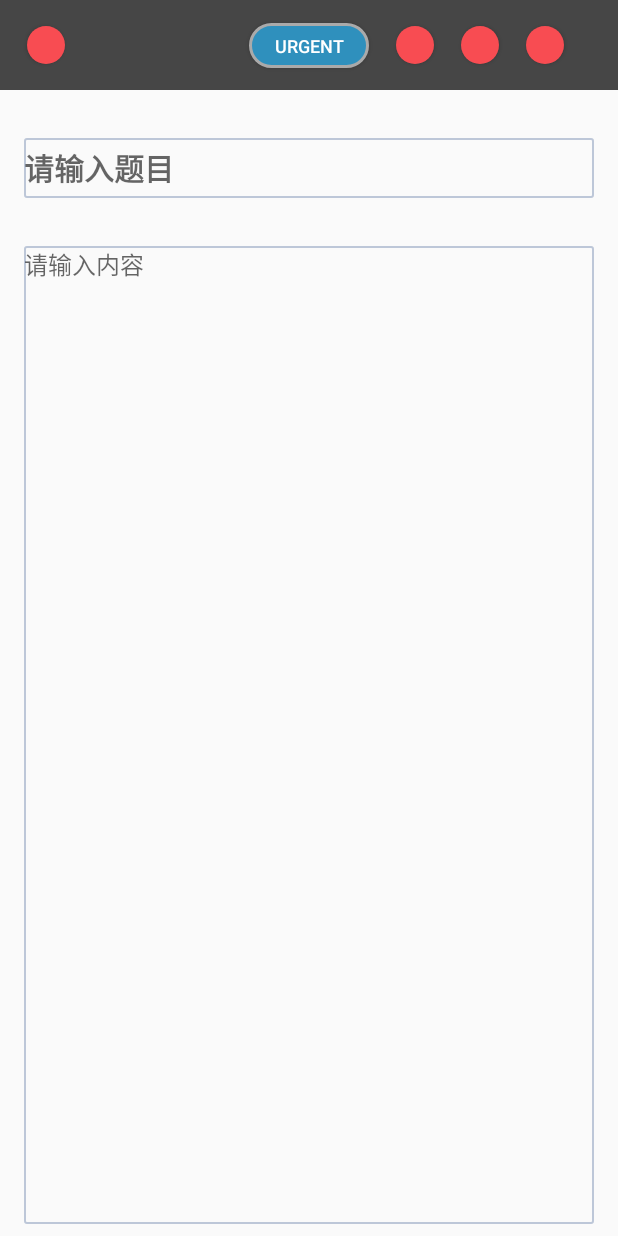
After one commit to CHUBBY799/Memo, an Android app: the TextActivity screen opened directly, with no data from a screen before it, on a phone screen of 412 x 824 dp. The commit adds this screen. Run offline under Robolectric (Android 15) with nearby library versions, the phone set to English and light mode, and no system bars.

Commit message:
Text界面和一些方法已经完成

```diff
--- a/app/build.gradle
+++ b/app/build.gradle
@@ -3,7 +3,7 @@ apply plugin: 'com.android.application'
 android {
     compileSdkVersion 28
     defaultConfig {
-        applicationId "com.zepeng.memo"
+        applicationId "com.shining.memo"
         minSdkVersion 23
         targetSdkVersion 28
         versionCode 1
@@ -20,7 +20,7 @@ android {
 
 dependencies {
     implementation fileTree(dir: 'libs', include: ['*.jar'])
-    implementation 'com.android.support:appcompat-v7:28.0.0-rc01'
+    implementation 'com.android.support:appcompat-v7:28.0.0-rc02'
     implementation 'com.android.support.constraint:constraint-layout:1.1.2'
     testImplementation 'junit:junit:4.12'
     androidTestImplementation 'com.android.support.test:runner:1.0.2'
--- a/app/src/main/AndroidManifest.xml
+++ b/app/src/main/AndroidManifest.xml
@@ -3,19 +3,20 @@
     package="com.shining.memo">
 
     <application
-        android:allowBackup="true"
+        android:allowBackup="false"
         android:icon="@mipmap/ic_launcher"
         android:label="@string/app_name"
         android:roundIcon="@mipmap/ic_launcher_round"
         android:supportsRtl="true"
         android:theme="@style/AppTheme">
-        <activity android:name="com.shining.memo.MainActivity">
+        <activity android:name="com.shining.memo.view.MainActivity">
             <intent-filter>
                 <action android:name="android.intent.action.MAIN" />
 
                 <category android:name="android.intent.category.LAUNCHER" />
             </intent-filter>
         </activity>
+        <activity android:name=".view.TextActivity" android:theme="@style/Theme.AppCompat.Light.NoActionBar" />
     </application>
 
 </manifest>
--- a/app/src/main/java/com/shining/memo/mode/MemoDatabaseHelper.java
+++ b/app/src/main/java/com/shining/memo/model/MemoDatabaseHelper.java
@@ -1,4 +1,4 @@
-package com.shining.memo.mode;
+package com.shining.memo.model;
 
 import android.content.Context;
 import android.database.sqlite.SQLiteDatabase;
--- /dev/null
+++ b/app/src/main/java/com/shining/memo/model/TextModel.java
@@ -0,0 +1,8 @@
+package com.shining.memo.model;
+
+import org.json.JSONObject;
+
+public interface TextModel {
+    JSONObject getInfo(String title);
+    void setInfo(JSONObject textInfo);
+}
--- /dev/null
+++ b/app/src/main/java/com/shining/memo/presenter/TextPresenter.java
@@ -0,0 +1,50 @@
+package com.shining.memo.presenter;
+
+import com.shining.memo.model.TextImpl;
+import com.shining.memo.model.TextModel;
+import com.shining.memo.view.TextView;
+
+import org.json.JSONObject;
+
+public class TextPresenter {
+
+    private TextModel mModel;
+    private TextView mView;
+
+
+    public TextPresenter(TextView mView) {
+        this.mView = mView;
+        mModel = new TextImpl();
+    }
+
+    public void requestTextInfo(String title){
+        JSONObject TextInfo = getTextInfo(title);
+        updateTextInfo(TextInfo);
+    }
+
+    public void responseTextInfo(){
+        JSONObject textInfo = saveTextInfo();
+        setTextInfo(textInfo);
+    }
+
+    private void updateTextInfo(JSONObject textInfo){
+        if (mView != null) {
+            mView.onInfoUpdate(textInfo);
+        }
+    }
+
+    private JSONObject saveTextInfo(){
+        if (mView != null) {
+            return mView.onInfoSave();
+        }
+        return null;
+    }
+
+    private JSONObject getTextInfo(String title){
+        return mModel.getInfo(title);
+    }
+
+    private void setTextInfo(JSONObject textInfo){
+        mModel.setInfo(textInfo);
+    }
+}
--- /dev/null
+++ b/app/src/main/java/com/shining/memo/view/TextActivity.java
@@ -0,0 +1,134 @@
+package com.shining.memo.view;
+
+import android.content.Intent;
+import android.os.Bundle;
+import android.support.v7.app.AppCompatActivity;
+import android.view.View;
+import android.widget.Button;
+import android.widget.EditText;
+
+import com.shining.memo.R;
+import com.shining.memo.presenter.TextPresenter;
+
+import org.json.JSONException;
+import org.json.JSONObject;
+
+public class TextActivity extends AppCompatActivity implements View.OnClickListener,TextView{
+
+    private Button textCancel;
+    private Button textUrgent;
+    private Button textClock;
+    private Button textEdit;
+    private Button textConfirm;
+    private EditText editTitle;
+    private EditText editContent;
+
+    private String title;
+    private String content;
+
+    private TextPresenter textPresenter;
+
+    @Override
+    protected void onCreate(Bundle savedInstanceState) {
+        super.onCreate(savedInstanceState);
+        setContentView(R.layout.activity_text);
+
+        initView();
+        initListener();
+
+        textPresenter = new TextPresenter(this);
+        Intent intent = getIntent();
+        title = intent.getStringExtra("title");
+        if(title != null){
+            textPresenter.requestTextInfo(title);
+        }
+    }
+
+    @Override
+    public void onClick(View view){
+        switch (view.getId()){
+            case R.id.text_cancel:
+                clickCancel();
+                break;
+            case R.id.text_urgent:
+                clickUrgent();
+                break;
+            case R.id.text_clock:
+                clickClock();
+                break;
+            case R.id.text_edit:
+                clickEdit();
+                break;
+            case R.id.text_confirm:
+                clickConfirm();
+                break;
+            default:
+                break;
+        }
+    }
+
+    private void clickCancel(){
+        Intent cancelIntent = new Intent(this,MainActivity.class);
+        startActivity(cancelIntent);
+    }
+
+    private void clickUrgent(){
+
+    }
+
+    private void clickClock(){
+
+    }
+
+    private void clickEdit(){
+
+    }
+
+    private void clickConfirm(){
+        textPresenter.responseTextInfo();
+    }
+
+    @Override
+    public JSONObject onInfoSave(){
+        JSONObject textInfo = new JSONObject();
+        title = editTitle.getText().toString();
+        content = editContent.getText().toString();
+        try {
+            textInfo.put("title",title);
+            textInfo.put("content", content);
+        }catch (JSONException e){
+            e.printStackTrace();
+        }
+        return textInfo;
+    }
+
+    @Override
+    public void onInfoUpdate(JSONObject textInfo){
+        try {
+            title = textInfo.getString("title");
+            content = textInfo.getString("content");
+        }catch (JSONException e){
+            e.printStackTrace();
+        }
+        editTitle.setText(title);
+        editContent.setText(content);
+    }
+
+    private void initView(){
+        textCancel = findViewById(R.id.text_cancel);
+        textUrgent = findViewById(R.id.text_urgent);
+        textClock = findViewById(R.id.text_clock);
+        textEdit = findViewById(R.id.text_edit);
+        textConfirm = findViewById(R.id.text_confirm);
+        editTitle = findViewById(R.id.edit_title);
+        editContent = findViewById(R.id.edit_content);
+    }
+
+    private void initListener(){
+        textCancel.setOnClickListener(this);
+        textUrgent.setOnClickListener(this);
+        textClock.setOnClickListener(this);
+        textEdit.setOnClickListener(this);
+        textConfirm.setOnClickListener(this);
+    }
+}
--- /dev/null
+++ b/app/src/main/java/com/shining/memo/view/TextView.java
@@ -0,0 +1,8 @@
+package com.shining.memo.view;
+
+import org.json.JSONObject;
+
+public interface TextView {
+    JSONObject onInfoSave();
+    void onInfoUpdate(JSONObject textInfo);
+}
--- /dev/null
+++ b/app/src/main/res/drawable/button_oval_background.xml
@@ -0,0 +1,17 @@
+<?xml version="1.0" encoding="utf-8"?>
+<shape xmlns:android="http://schemas.android.com/apk/res/android"
+    android:shape="oval">
+    <!-- padding设置内间距 -->
+    <padding
+        android:bottom="2dp"
+        android:left="2dp"
+        android:right="2dp"
+        android:top="2dp"/>
+    <!-- size设置形状的大小 -->
+    <size
+        android:width="25dp"
+        android:height="25dp"/>
+    <!-- solid设置填充的颜色 -->
+    <solid
+        android:color="#f84c52" />
+</shape>
--- /dev/null
+++ b/app/src/main/res/drawable/edittext_focus_background.xml
@@ -0,0 +1,9 @@
+<?xml version="1.0" encoding="utf-8"?>
+<selector xmlns:android="http://schemas.android.com/apk/res/android">
+    <item
+        android:state_window_focused="false"
+        android:drawable="@drawable/edittext_normal_background" />
+    <item
+        android:state_focused="true"
+        android:drawable="@drawable/edittext_focused_background" />
+</selector>
--- /dev/null
+++ b/app/src/main/res/drawable/edittext_focused_background.xml
@@ -0,0 +1,8 @@
+<?xml version="1.0" encoding="utf-8"?>
+<shape xmlns:android="http://schemas.android.com/apk/res/android">
+    <solid android:color="@android:color/transparent" />
+    <corners android:radius="1dp"/>
+    <stroke
+        android:width="1dip"
+        android:color="#728ea3" />
+</shape>
--- /dev/null
+++ b/app/src/main/res/drawable/edittext_normal_background.xml
@@ -0,0 +1,8 @@
+<?xml version="1.0" encoding="utf-8"?>
+<shape xmlns:android="http://schemas.android.com/apk/res/android">
+    <solid android:color="@android:color/transparent" />
+    <corners android:radius="1dp"/>
+    <stroke
+        android:width="1dip"
+        android:color="#BDC7D8" />
+</shape>
--- /dev/null
+++ b/app/src/main/res/drawable/view_rectangle_background.xml
@@ -0,0 +1,18 @@
+<?xml version="1.0" encoding="utf-8"?>
+<shape xmlns:android="http://schemas.android.com/apk/res/android"
+    android:shape="rectangle">
+    <solid android:color="#2F90BD" />
+    <!-- padding设置内容区域离边界的间距 -->
+    <padding
+        android:bottom="2dp"
+        android:left="2dp"
+        android:right="2dp"
+        android:top="2dp" />
+    <!-- corners设置圆角，只适用于rectangle -->
+    <corners android:radius="200dp" />
+    <!-- stroke设置描边 -->
+    <stroke
+        android:width="2dp"
+        android:color="@android:color/darker_gray"
+        />
+</shape>
--- /dev/null
+++ b/app/src/main/res/layout/activity_text.xml
@@ -0,0 +1,129 @@
+<?xml version="1.0" encoding="utf-8"?>
+<android.support.constraint.ConstraintLayout xmlns:android="http://schemas.android.com/apk/res/android"
+    xmlns:app="http://schemas.android.com/apk/res-auto"
+    xmlns:tools="http://schemas.android.com/tools"
+    android:id="@+id/text_view"
+    android:layout_width="match_parent"
+    android:layout_height="match_parent"
+    tools:context=".view.TextActivity"
+    tools:layout_editor_absoluteY="25dp">
+
+    <android.support.constraint.ConstraintLayout xmlns:app="http://schemas.android.com/apk/res-auto"
+        android:id="@+id/text_title"
+        android:layout_width="0dp"
+        android:layout_height="60dp"
+        android:background="#464646"
+        app:layout_constraintEnd_toEndOf="parent"
+        app:layout_constraintStart_toStartOf="parent"
+        app:layout_constraintTop_toTopOf="parent">
+
+        <Button
+            android:id="@+id/text_cancel"
+            android:layout_width="25dp"
+            android:layout_height="25dp"
+            android:layout_marginLeft="18dp"
+            android:layout_marginStart="18dp"
+            android:background="@drawable/button_oval_background"
+            android:gravity="center"
+            app:layout_constraintBottom_toBottomOf="parent"
+            app:layout_constraintStart_toStartOf="parent"
+            app:layout_constraintTop_toTopOf="parent" />
+
+        <Button
+            android:id="@+id/text_urgent"
+            android:layout_width="80dp"
+            android:layout_height="30dp"
+            android:layout_marginEnd="8dp"
+            android:layout_marginLeft="8dp"
+            android:layout_marginRight="8dp"
+            android:layout_marginStart="8dp"
+            android:background="@drawable/view_rectangle_background"
+            android:text="@string/urgent"
+            android:textColor="@android:color/white"
+            android:textSize="12sp"
+            app:layout_constraintBottom_toBottomOf="parent"
+            app:layout_constraintEnd_toEndOf="parent"
+            app:layout_constraintStart_toStartOf="parent"
+            app:layout_constraintTop_toTopOf="parent" />
+
+        <Button
+            android:id="@+id/text_clock"
+            android:layout_width="25dp"
+            android:layout_height="25dp"
+            android:layout_marginLeft="18dp"
+            android:layout_marginStart="18dp"
+            android:background="@drawable/button_oval_background"
+            android:gravity="center"
+            app:layout_constraintBottom_toBottomOf="parent"
+            app:layout_constraintStart_toEndOf="@+id/text_urgent"
+            app:layout_constraintTop_toTopOf="parent" />
+
+        <Button
+            android:id="@+id/text_edit"
+            android:layout_width="25dp"
+            android:layout_height="25dp"
+            android:layout_marginLeft="18dp"
+            android:layout_marginStart="18dp"
+            android:background="@drawable/button_oval_background"
+            android:gravity="center"
+            app:layout_constraintBottom_toBottomOf="parent"
+            app:layout_constraintStart_toEndOf="@+id/text_clock"
+            app:layout_constraintTop_toTopOf="parent" />
+
+        <Button
+            android:id="@+id/text_confirm"
+            android:layout_width="25dp"
+            android:layout_height="25dp"
+            android:layout_marginLeft="18dp"
+            android:layout_marginStart="18dp"
+            android:background="@drawable/button_oval_background"
+            android:gravity="center"
+            app:layout_constraintBottom_toBottomOf="parent"
+            app:layout_constraintStart_toEndOf="@+id/text_edit"
+            app:layout_constraintTop_toTopOf="parent" />
+
+    </android.support.constraint.ConstraintLayout>
+
+    <EditText
+        android:id="@+id/edit_title"
+        android:layout_width="0dp"
+        android:layout_height="40dp"
+        android:layout_marginEnd="16dp"
+        android:layout_marginLeft="16dp"
+        android:layout_marginRight="16dp"
+        android:layout_marginStart="16dp"
+        android:layout_marginTop="32dp"
+        android:ems="10"
+        android:hint="@string/edit_title_hint"
+        android:textSize="20sp"
+        android:textColor="#666666"
+        android:textStyle="bold"
+        android:background="@drawable/edittext_focus_background"
+        android:inputType="textPersonName"
+        app:layout_constraintEnd_toEndOf="parent"
+        app:layout_constraintStart_toStartOf="parent"
+        app:layout_constraintTop_toBottomOf="@+id/text_title" />
+
+    <EditText
+        android:id="@+id/edit_content"
+        android:layout_width="0dp"
+        android:layout_height="0dp"
+        android:layout_marginBottom="8dp"
+        android:layout_marginEnd="16dp"
+        android:layout_marginLeft="16dp"
+        android:layout_marginRight="16dp"
+        android:layout_marginStart="16dp"
+        android:layout_marginTop="32dp"
+        android:ems="10"
+        android:hint="@string/edit_content_hint"
+        android:background="@drawable/edittext_focus_background"
+        android:inputType="textMultiLine"
+        android:textColor="#666666"
+        android:textSize="16sp"
+        android:gravity="top"
+        app:layout_constraintBottom_toBottomOf="parent"
+        app:layout_constraintEnd_toEndOf="parent"
+        app:layout_constraintStart_toStartOf="parent"
+        app:layout_constraintTop_toBottomOf="@+id/edit_title" />
+
+</android.support.constraint.ConstraintLayout>
--- a/app/src/main/res/values/strings.xml
+++ b/app/src/main/res/values/strings.xml
@@ -1,3 +1,7 @@
 <resources>
     <string name="app_name">Memo</string>
+    <string name="add_text">add_text</string>
+    <string name="urgent">urgent</string>
+    <string name="edit_title_hint">请输入题目</string>
+    <string name="edit_content_hint">请输入内容</string>
 </resources>
--- a/app/src/main/res/values/styles.xml
+++ b/app/src/main/res/values/styles.xml
@@ -1,7 +1,7 @@
 <resources>
 
     <!-- Base application theme. -->
-    <style name="AppTheme" parent="Theme.AppCompat.Light.DarkActionBar">
+    <style name="AppTheme" parent="Base.Theme.AppCompat.Light.DarkActionBar">
         <!-- Customize your theme here. -->
         <item name="colorPrimary">@color/colorPrimary</item>
         <item name="colorPrimaryDark">@color/colorPrimaryDark</item>
```
Also changed, not shown: app/src/main/java/com/shining/memo/MainActivity.java (deleted, +0 -13 lines), app/src/main/java/com/shining/memo/model/TextImpl.java (added, +24 -0 lines), app/src/main/java/com/shining/memo/view/MainActivity.java (added, +47 -0 lines), app/src/main/res/layout/activity_main.xml (+12 -7 lines).
